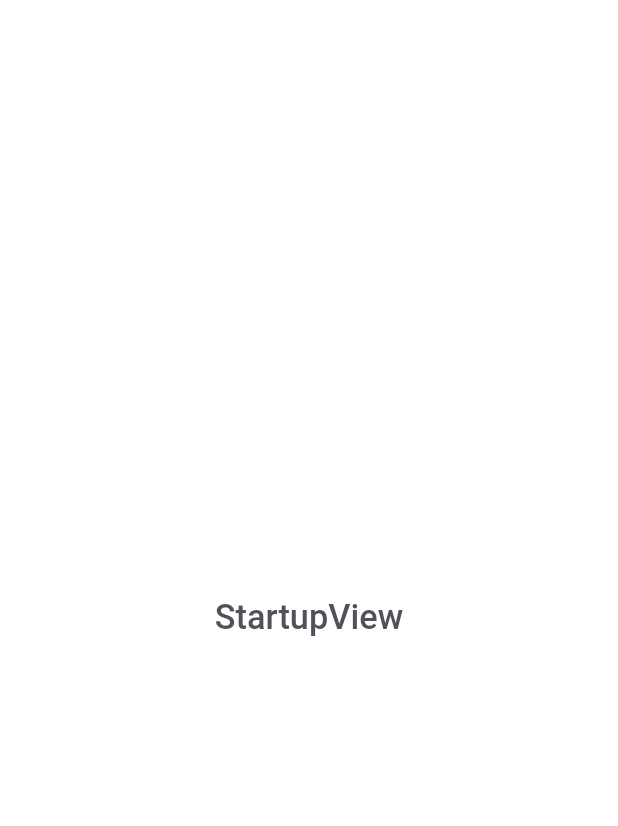
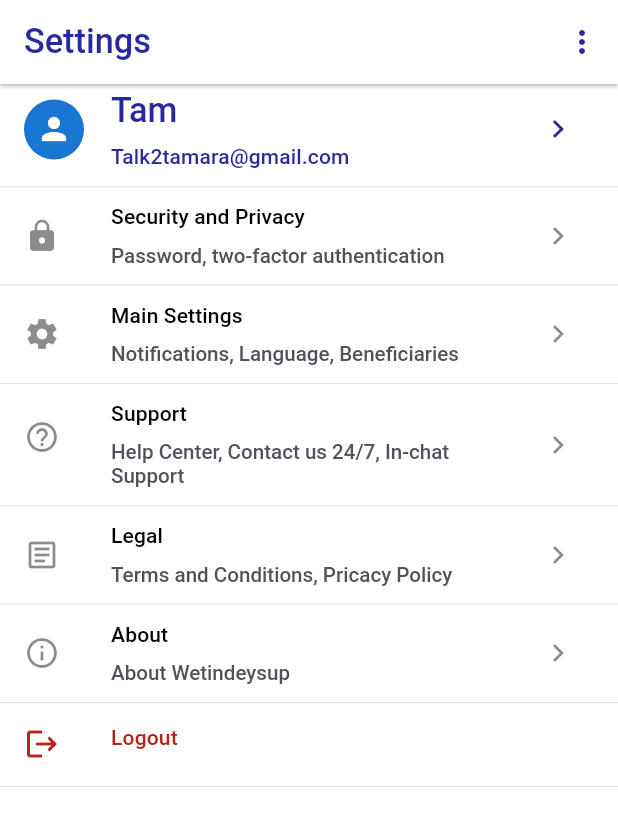
Before and after one commit to hngx-org/Vikings-events-mobile, a Flutter app: the screen it shows after launch, on a phone screen of 412 x 824 dp. Shown: the top 826 px of the screen. Run offline on Flutter 3.47's test engine with Material 2 defaults, Android fonts, the phone set to English and light mode, and no system bars; our stand-ins replace flutter_screenutil, logger, stacked, stacked_services, stacked_shared; Roboto replaces fonts that are missing (Outfit).

Commit message:
feature: settings

```diff
--- /dev/null
+++ b/lib/core/shared/dumb_widgets/env_icon_button.dart
@@ -0,0 +1,44 @@
+// ignore_for_file: public_member_api_docs, sort_constructors_first
+import 'package:flutter/material.dart';
+
+class EnvIconButtonWidget extends StatelessWidget {
+  final void Function() onPressed;
+  final Widget icon;
+  final double? iconSize;
+  final EdgeInsetsGeometry? padding;
+  final AlignmentGeometry? alignment;
+  final Color? color;
+  final Color? focusColor;
+  final Color? highlightColor;
+  final ButtonStyle? style;
+  final Widget? selectedIcon;
+  const EnvIconButtonWidget({
+    Key? key,
+    required this.onPressed,
+    required this.icon,
+    this.iconSize,
+    this.alignment,
+    this.color,
+    this.focusColor,
+    this.highlightColor,
+    this.padding,
+    this.selectedIcon,
+    this.style,
+  }) : super(key: key);
+
+  @override
+  Widget build(BuildContext context) {
+    return IconButton(
+      onPressed: onPressed,
+      icon: icon,
+      iconSize: iconSize,
+      alignment: alignment,
+      color: color,
+      focusColor: focusColor,
+      highlightColor: highlightColor,
+      selectedIcon: selectedIcon,
+      padding: padding,
+      style: style,
+    );
+  }
+}
--- /dev/null
+++ b/lib/core/shared/dumb_widgets/env_list_tile.dart
@@ -0,0 +1,67 @@
+import 'package:flutter/material.dart';
+import 'package:flutter_screenutil/flutter_screenutil.dart';
+
+class EnvListTileWidget extends StatelessWidget {
+  final Widget? leading;
+  final Widget? title;
+  final Widget? subtitle;
+  final Widget? trailing;
+  final ShapeBorder? shape;
+  final ListTileStyle? style;
+  final Color? selectedColor;
+  final Color? iconColor;
+  final Color? textColor;
+  final TextStyle? titleTextStyle;
+  final TextStyle? subtitleTextStyle;
+  final TextStyle? leadingAndTrailingTextStyle;
+  final EdgeInsetsGeometry? contentPadding;
+  final void Function()? onTap;
+  final VisualDensity? visualDensity;
+  final bool? selected;
+  const EnvListTileWidget(
+      {Key? key,
+      this.leading,
+      this.title,
+      this.subtitle,
+      this.trailing,
+      this.shape,
+      this.style,
+      this.selectedColor,
+      this.iconColor,
+      this.textColor,
+      this.titleTextStyle,
+      this.subtitleTextStyle,
+      this.leadingAndTrailingTextStyle,
+      this.contentPadding,
+      this.onTap,
+      this.selected,
+      this.visualDensity})
+      : super(key: key);
+
+  @override
+  Widget build(BuildContext context) {
+    return GestureDetector(
+      onTap: onTap,
+      child: ListTile(
+        title: Padding(
+          padding: EdgeInsets.only(bottom: 8.h),
+          child: title,
+        ),
+        titleTextStyle: titleTextStyle,
+        subtitle: subtitle,
+        subtitleTextStyle: subtitleTextStyle,
+        trailing: trailing,
+        leading: leading,
+        leadingAndTrailingTextStyle: leadingAndTrailingTextStyle,
+        onTap: onTap,
+        shape: shape,
+        textColor: textColor,
+        iconColor: iconColor,
+        selectedColor: selectedColor,
+        selected: false,
+        contentPadding: contentPadding,
+        visualDensity: const VisualDensity(horizontal: 1, vertical: -4),
+      ),
+    );
+  }
+}
--- a/lib/core/shared/smart_widgets/env_appbar.dart
+++ b/lib/core/shared/smart_widgets/env_appbar.dart
@@ -9,13 +9,14 @@ class EnvAppBar extends StatelessWidget implements PreferredSizeWidget {
       this.leadingWidth,
       this.elevation,
       this.actions,
-      });
+      this.centerTitle});
   final String? title;
   final Widget? leading;
   final TextStyle? style;
   final double? leadingWidth;
   final double? elevation;
   final List<Widget>? actions;
+  final bool? centerTitle;
 
   @override
   Widget build(BuildContext context) {
@@ -27,7 +28,7 @@ class EnvAppBar extends StatelessWidget implements PreferredSizeWidget {
       leading: leading,
       leadingWidth: leadingWidth,
       elevation: elevation ?? 0,
-      centerTitle: true,
+      centerTitle: centerTitle,
       actions: actions,
     );
   }
--- a/lib/main.dart
+++ b/lib/main.dart
@@ -2,6 +2,7 @@ import 'package:event_app/app/app.bottomsheets.dart';
 import 'package:event_app/app/app.dialogs.dart';
 import 'package:event_app/app/app.locator.dart';
 import 'package:event_app/app/app.router.dart';
+import 'package:event_app/ui/views/settings/settings_view.dart';
 import 'package:flutter/material.dart';
 import 'package:flutter/services.dart';
 import 'package:flutter_screenutil/flutter_screenutil.dart';
@@ -33,14 +34,15 @@ class EventApp extends StatelessWidget {
   Widget build(BuildContext context) {
     return MaterialApp(
       title: 'Vikings Event App',
-       themeMode: ThemeMode.light,
+      themeMode: ThemeMode.light,
       theme: EnvThemeManager.lightTheme,
       debugShowCheckedModeBanner: false,
-      onGenerateRoute: StackedRouter().onGenerateRoute,
-      navigatorKey: StackedService.navigatorKey,
-      navigatorObservers: [
-        StackedService.routeObserver,
-      ],
+      // onGenerateRoute: StackedRouter().onGenerateRoute,
+      // navigatorKey: StackedService.navigatorKey,
+      // navigatorObservers: [
+      //   StackedService.routeObserver,
+      // ],
+      home: const SettingsView(),
     );
   }
 }
--- /dev/null
+++ b/lib/ui/views/settings/settings_view.dart
@@ -0,0 +1,151 @@
+import 'package:event_app/core/shared/dumb_widgets/env_icon_button.dart';
+import 'package:event_app/core/shared/dumb_widgets/env_list_tile.dart';
+import 'package:event_app/core/shared/smart_widgets/env_appbar.dart';
+import 'package:event_app/ui/views/settings/settings_viewmodel.dart';
+import 'package:flutter/material.dart';
+import 'package:flutter_screenutil/flutter_screenutil.dart';
+import 'package:stacked/stacked.dart';
+
+class SettingsView extends StatelessWidget {
+  const SettingsView({super.key});
+
+  @override
+  Widget build(BuildContext context) {
+    return ViewModelBuilder<SettingsViewModel>.reactive(
+      viewModelBuilder: () => SettingsViewModel(),
+      builder: ((context, viewModel, child) => Scaffold(
+            appBar: EnvAppBar(
+              title: 'Settings',
+              style: Theme.of(context)
+                  .textTheme
+                  .bodyMedium
+                  ?.copyWith(color: Theme.of(context).colorScheme.primary),
+              centerTitle: false,
+              elevation: 1,
+              actions: [
+                EnvIconButtonWidget(
+                    onPressed: () {},
+                    icon: Icon(Icons.more_vert_outlined,
+                        color: Theme.of(context).colorScheme.primary))
+              ],
+            ),
+            body: SingleChildScrollView(
+                child: Column(
+              children: [
+                EnvListTileWidget(
+                  leading: const CircleAvatar(
+                    child: Icon(Icons.person),
+                  ),
+                  title: Text(viewModel.title),
+                  titleTextStyle: Theme.of(context)
+                      .textTheme
+                      .bodyMedium
+                      ?.copyWith(color: Theme.of(context).colorScheme.primary),
+                  subtitle: Text(
+                    viewModel.email,
+                    style: Theme.of(context).textTheme.titleSmall?.copyWith(
+                        color: Theme.of(context).colorScheme.primary),
+                  ),
+                  trailing: EnvIconButtonWidget(
+                    onPressed: () {},
+                    icon: Icon(
+                      Icons.navigate_next,
+                      color: Theme.of(context).colorScheme.primary,
+                    ),
+                  ),
+                ),
+                const Divider(),
+                EnvListTileWidget(
+                  leading: const Icon(Icons.lock),
+                  title: const Text('Security and Privacy'),
+                  titleTextStyle: Theme.of(context).textTheme.titleSmall,
+                  subtitle: Text(
+                    'Password, two-factor authentication',
+                    style: TextStyle(fontSize: 12.sp),
+                  ),
+                  trailing: EnvIconButtonWidget(
+                    onPressed: () {},
+                    icon: const Icon(
+                      Icons.navigate_next,
+                    ),
+                  ),
+                ),
+                const Divider(),
+                EnvListTileWidget(
+                  leading: const Icon(Icons.settings_sharp),
+                  title: const Text('Main Settings'),
+                  titleTextStyle: Theme.of(context).textTheme.titleSmall,
+                  subtitle: Text('Notifications, Language, Beneficiaries',
+                      style: TextStyle(fontSize: 12.sp)),
+                  trailing: EnvIconButtonWidget(
+                    onPressed: () {},
+                    icon: const Icon(
+                      Icons.navigate_next,
+                    ),
+                  ),
+                ),
+                const Divider(),
+                EnvListTileWidget(
+                  leading: const Icon(Icons.help_outline),
+                  title: const Text('Support'),
+                  titleTextStyle: Theme.of(context).textTheme.titleSmall,
+                  subtitle: Text(
+                      'Help Center, Contact us 24/7, In-chat Support',
+                      style: TextStyle(fontSize: 12.sp)),
+                  trailing: EnvIconButtonWidget(
+                    onPressed: () {},
+                    icon: const Icon(
+                      Icons.navigate_next,
+                    ),
+                  ),
+                ),
+                const Divider(),
+                EnvListTileWidget(
+                  leading: const Icon(Icons.article_outlined),
+                  title: const Text('Legal'),
+                  titleTextStyle: Theme.of(context).textTheme.titleSmall,
+                  subtitle: Text('Terms and Conditions, Pricacy Policy',
+                      style: TextStyle(fontSize: 12.sp)),
+                  trailing: EnvIconButtonWidget(
+                    onPressed: () {},
+                    icon: const Icon(
+                      Icons.navigate_next,
+                    ),
+                  ),
+                ),
+                const Divider(),
+                EnvListTileWidget(
+                  leading: const Icon(Icons.info_outline),
+                  title: const Text('About'),
+                  titleTextStyle: Theme.of(context).textTheme.titleSmall,
+                  subtitle: Text('About Wetindeysup',
+                      style: TextStyle(fontSize: 12.sp)),
+                  trailing: EnvIconButtonWidget(
+                    onPressed: () {},
+                    icon: const Icon(
+                      Icons.navigate_next,
+                    ),
+                  ),
+                ),
+                const Divider(),
+                EnvListTileWidget(
+                  onTap: () {
+                    viewModel.logout();
+                  },
+                  leading: Icon(
+                    Icons.logout,
+                    color: Theme.of(context).colorScheme.error,
+                  ),
+                  title: const Text('Logout'),
+                  titleTextStyle: Theme.of(context)
+                      .textTheme
+                      .titleSmall
+                      ?.copyWith(color: Theme.of(context).colorScheme.error),
+                ),
+                const Divider(),
+              ],
+            )),
+          )),
+    );
+  }
+}
--- /dev/null
+++ b/lib/ui/views/settings/settings_viewmodel.dart
@@ -0,0 +1,13 @@
+import 'package:stacked/stacked.dart';
+
+class SettingsViewModel extends BaseViewModel {
+  final String _title = 'Tam';
+  String get title => _title;
+  final String _email = 'Talk2tamara@gmail.com';
+  String get email => _email;
+
+  Future<void> logout() async {
+    //logout logic
+    //navigate to login screen
+  }
+}
--- a/pubspec.yaml
+++ b/pubspec.yaml
@@ -46,9 +46,9 @@ flutter:
 
   assets:
 
-    - assets/svgs/
-    - assets/pngs/
     - assets/fonts/
+    # - assets/svgs/
+    # - assets/pngs/
 
 
 
```
Also changed, not shown: lib/core/shared/dumb_widgets/env_button.dart (renamed from lib/core/shared/dubm_widgets/env_button.dart), lib/core/shared/dumb_widgets/env_spacing.dart (renamed from lib/core/shared/dubm_widgets/env_spacing.dart), lib/core/shared/dumb_widgets/env_textfield.dart (renamed from lib/core/shared/dubm_widgets/env_textfield.dart), lib/core/shared/dumb_widgets/statusbar.dart (renamed from lib/core/shared/dubm_widgets/statusbar.dart), pubspec.lock.
